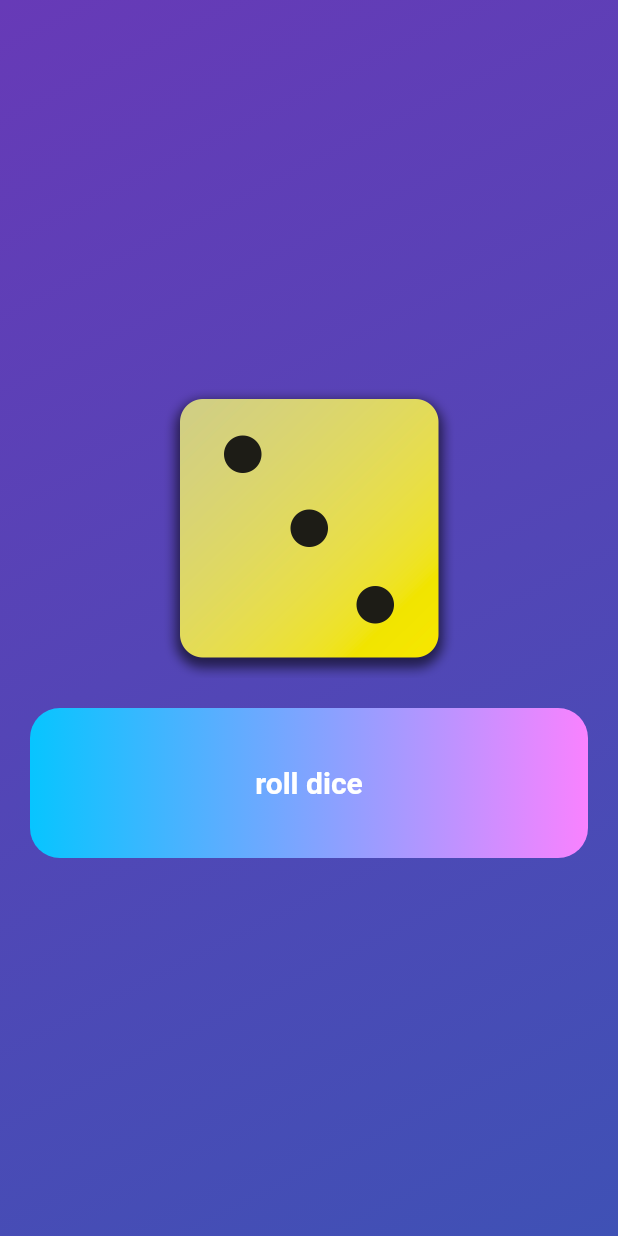
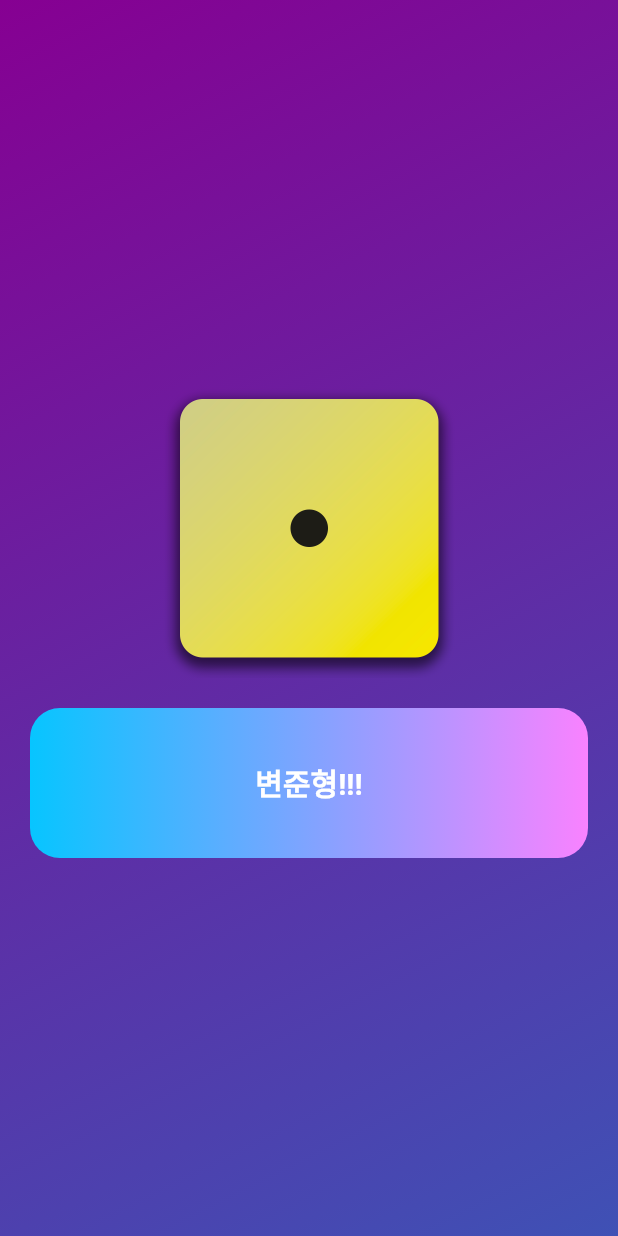
Before and after one commit to hammsik/study-flutter, a Flutter app: the screen it shows after launch, on a phone screen of 412 x 824 dp. Run offline on Flutter 3.47's test engine with Material 2 defaults, Android fonts, the phone set to English and light mode, and no system bars.

Commit message:
주사위 동적(StatefulWidget) + 버튼을 SizedBox로 채움

```diff
--- /dev/null
+++ b/lib/dice_roller.dart
@@ -0,0 +1,51 @@
+import 'package:flutter/material.dart';
+import 'package:first_app/styled_button.dart';
+
+class DiceRoller extends StatefulWidget {
+  const DiceRoller({super.key});
+
+  @override
+  State<DiceRoller> createState() {
+    return _DiceRollerState();
+  }
+}
+
+class _DiceRollerState extends State<DiceRoller> {
+  String diceImage = 'assets/dice-images/dice-1.png';
+  int cnt = 0;
+
+  void rollDice() {
+    setState(() {
+      cnt = (cnt + 1) % 6;
+      diceImage = 'assets/dice-images/dice-' + (cnt + 1).toString() + '.png';
+    });
+  }
+
+  @override
+  Widget build(context) {
+    return Column(
+      mainAxisSize: MainAxisSize.min,
+      children: [
+        SizedBox(
+          width: double.infinity,
+          height: 200,
+          child: Image.asset(
+            diceImage,
+          ),
+        ),
+        SikStyledButton(
+          text: const Text(
+            "변준형!!!",
+            style: TextStyle(
+              fontSize: 20,
+              fontWeight: FontWeight.bold,
+            ),
+          ),
+          width: 200,
+          borderRadius: BorderRadius.circular(20),
+          onPressed: rollDice,
+        ),
+      ],
+    );
+  }
+}
--- a/lib/gradient_container.dart
+++ b/lib/gradient_container.dart
@@ -1,6 +1,5 @@
 import 'package:flutter/material.dart';
-import 'package:first_app/styled_text.dart';
-import 'package:first_app/styled_button.dart';
+import 'package:first_app/dice_roller.dart';
 
 // 런타임에 절대 바뀌지 않는, 컴파일 타임부터 잠겨있는 코드
 // final은, 만약 어떤 클래스를 인스턴스화 해서 변수에 할당하는 것처럼, 컴파일 타임에는 적용되지 않지만, 런타임에 한 번 할당되면 더이상 바뀌지 않는 코드에 쓰임
@@ -13,10 +12,8 @@ class SikGradientContainer extends StatelessWidget {
   const SikGradientContainer(
       {required this.startColor, required this.endColor, super.key});
   const SikGradientContainer.purple({super.key})
-      : startColor = Colors.deepPurple,
+      : startColor = const Color.fromARGB(255, 134, 0, 146),
         endColor = Colors.indigo;
-
-  void rollDice() {}
 
   @override
   Widget build(BuildContext context) {
@@ -28,28 +25,8 @@ class SikGradientContainer extends StatelessWidget {
           end: endAlignment,
         ),
       ),
-      child: Center(
-        child: Column(
-          mainAxisSize: MainAxisSize.min,
-          children: [
-            Image.asset(
-              'assets/dice-images/dice-3.png',
-              width: 200,
-            ),
-            SikStyledButton(
-              onPressed: () {},
-              borderRadius: BorderRadius.circular(20),
-              text: const Text(
-                "roll dice",
-                style: TextStyle(
-                  fontSize: 20,
-                  fontWeight: FontWeight.bold,
-                  backgroundColor: Colors.transparent,
-                ),
-              ),
-            ),
-          ],
-        ),
+      child: const Center(
+        child: DiceRoller(),
       ),
     );
   }
--- a/lib/styled_button.dart
+++ b/lib/styled_button.dart
@@ -31,16 +31,19 @@ class SikStyledButton extends StatelessWidget {
         gradient: gradient,
         borderRadius: borderRadius,
       ),
+      child: SizedBox(
+        width: double.infinity,
+        height: 100,
         child: ElevatedButton(
           style: ElevatedButton.styleFrom(
             shape: RoundedRectangleBorder(borderRadius: borderRadius),
             backgroundColor: Colors.transparent,
             shadowColor: Colors.transparent,
-          minimumSize: const Size(double.infinity, 100),
           ),
           onPressed: onPressed,
           child: text,
         ),
+      ),
     );
   }
 }
```
Lines whose indentation alone changed are shown as unchanged.
